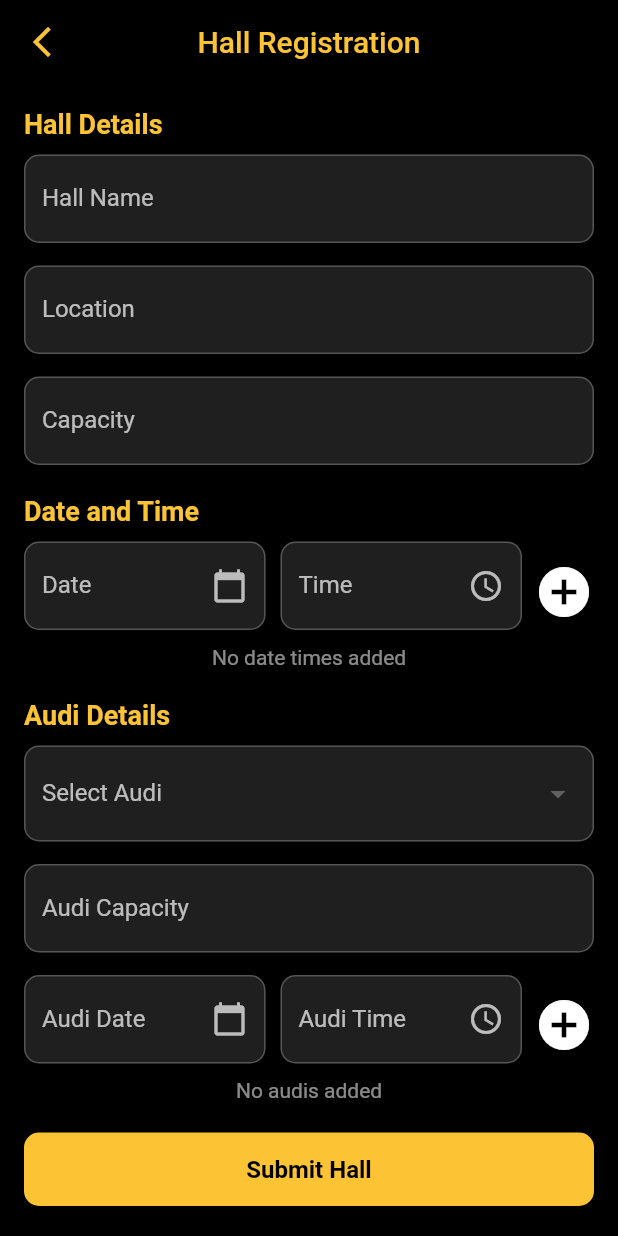
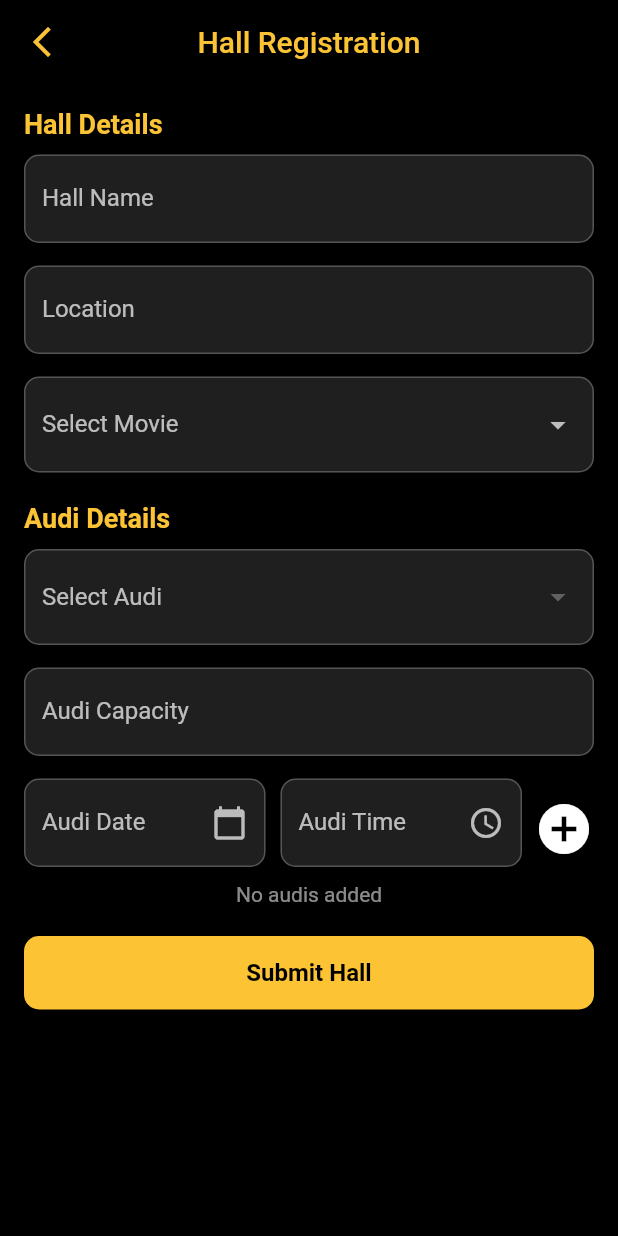
Before and after one commit to puzanadhikari/MovieBackend, a Flutter app: the HallPage screen opened directly, on a phone screen of 412 x 824 dp. Run offline on Flutter 3.47's test engine with Material 2 defaults, Android fonts, the phone set to English and light mode, and no system bars; our stand-ins replace cached_network_image, fluttertoast, image_picker, shimmer; network calls fail.

Commit message:
chnages in add hall page

```diff
--- a/lib/admin/hall_page.dart
+++ b/lib/admin/hall_page.dart
@@ -1,4 +1,5 @@
 import 'package:flutter/material.dart';
+import 'package:movie_booking_flutter_backend/provider/get_movie_provider.dart';
 import 'package:movie_booking_flutter_backend/provider/hall_provider.dart';
 import 'package:provider/provider.dart';
 
@@ -15,30 +16,18 @@ class _HallPageState extends State<HallPage> {
   // Controllers
   final TextEditingController _nameController = TextEditingController();
   final TextEditingController _locationController = TextEditingController();
-  final TextEditingController _capacityController = TextEditingController();
-  final TextEditingController _dateController = TextEditingController();
-  final TextEditingController _timeController = TextEditingController();
   final TextEditingController _audiCapacityController = TextEditingController();
   final TextEditingController _audiDateController = TextEditingController();
   final TextEditingController _audiTimeController = TextEditingController();
   final List<String> _audiNames = ['Audi 1', 'Audi 2', 'Audi 3', 'Audi 4'];
   String? _selectedAudiName;
-
-  // Lists to store multiple date times and audis
-  final List<Map<String, String>> _dateTimeList = [];
+  dynamic _selectedMovie;
   final List<Map<String, dynamic>> _audiList = [];
 
-  void _addDateTime() {
-    if (_dateController.text.isNotEmpty && _timeController.text.isNotEmpty) {
-      setState(() {
-        _dateTimeList.add({
-          'date': _dateController.text,
-          'time': _timeController.text,
-        });
-        _dateController.clear();
-        _timeController.clear();
-      });
-    }
+  @override
+  void initState() {
+    super.initState();
+    // Removed initial movie fetching
   }
 
   void _addAudi() {
@@ -70,8 +59,7 @@ class _HallPageState extends State<HallPage> {
       final hallData = {
         'name': _nameController.text,
         'location': _locationController.text,
-        'capacity': int.parse(_capacityController.text),
-        'dateTime': _dateTimeList,
+        'movieId': _selectedMovie['_id'],
         'audi': _audiList,
       };
 
@@ -181,8 +169,8 @@ class _HallPageState extends State<HallPage> {
         centerTitle: true,
         elevation: 0,
       ),
-      body: Consumer<HallProvider>(
-        builder: (context, hallProvider, child) {
+      body: Consumer2<HallProvider, GetMovieProvider>(
+        builder: (context, hallProvider, movieProvider, child){
           return hallProvider.isLoading
               ? const Center(
             child: CircularProgressIndicator(
@@ -215,71 +203,35 @@ class _HallPageState extends State<HallPage> {
                     value!.isEmpty ? 'Enter location' : null,
                   ),
                   const SizedBox(height: 15),
-                        TextFormField(
-                          controller: _capacityController,
-                          decoration: _inputDecoration('Capacity'),
+                  DropdownButtonFormField<dynamic>(
+                    decoration: _inputDecoration('Select Movie'),
+                    value: _selectedMovie,
+                    onTap: () {
+                      // Fetch movies only when the dropdown is tapped
+                      if (movieProvider.nowShowingMovies.isEmpty) {
+                        movieProvider.fetchMovies('Now Showing');
+                      }
+                    },
+                    items: movieProvider.nowShowingMovies.map((movie) {
+                      return DropdownMenuItem<dynamic>(
+                        value: movie,
+                        child: Text(
+                          movie['title'] ?? 'Unknown Movie',
                           style: const TextStyle(color: Colors.white),
-                          keyboardType: TextInputType.number,
+                        ),
+                      );
+                    }).toList(),
+                    onChanged: (dynamic newValue) {
+                      setState(() {
+                        _selectedMovie = newValue;
+                      });
+                    },
+                    dropdownColor: Colors.black,
+                    style: const TextStyle(color: Colors.white),
                     validator: (value) =>
-                              value!.isEmpty ? 'Enter capacity' : null,
+                    value == null ? 'Please select a movie' : null,
                   ),
 
-                        // Date Time Section
-                        const SizedBox(height: 20),
-                        _buildSectionTitle('Date and Time'),
-                        const SizedBox(height: 10),
-                        Row(
-                          children: [
-                            Expanded(
-                              child: TextFormField(
-                                controller: _dateController,
-                                decoration: _inputDecoration('Date',
-                                    suffixIcon: IconButton(
-                                      icon: const Icon(Icons.calendar_today,
-                                          color: Colors.white70),
-                                      onPressed: () =>
-                                          _selectDate(context, _dateController),
-                                    )),
-                                style: const TextStyle(color: Colors.white),
-                                readOnly: true,
-                                onTap: () =>
-                                    _selectDate(context, _dateController),
-                              ),
-                            ),
-                            const SizedBox(width: 10),
-                            Expanded(
-                              child: TextFormField(
-                                controller: _timeController,
-                                decoration: _inputDecoration('Time',
-                                    suffixIcon: IconButton(
-                                      icon: const Icon(Icons.access_time,
-                                          color: Colors.white70),
-                                      onPressed: () =>
-                                          _selectTime(context, _timeController),
-                                    )),
-                                style: const TextStyle(color: Colors.white),
-                                readOnly: true,
-                                onTap: () =>
-                                    _selectTime(context, _timeController),
-                              ),
-                            ),
-                            IconButton(
-                              icon: const Icon(Icons.add_circle,
-                                  color: Colors.white, size: 40),
-                              onPressed: _addDateTime,
-                            )
-                          ],
-                        ),
-
-                        // Added Date Times
-                        const SizedBox(height: 10),
-                        _buildAddedItemsList(_dateTimeList, (dt) {
-                          setState(() {
-                            _dateTimeList.remove(dt);
-                          });
-                        }, 'No date times added'),
-
-                        // Audi Section
                   const SizedBox(height: 20),
                   _buildSectionTitle('Audi Details'),
                   const SizedBox(height: 10),
@@ -400,8 +352,6 @@ class _HallPageState extends State<HallPage> {
       ),
     );
   }
-
-  // Section Title Widget
   Widget _buildSectionTitle(String title) {
     return Text(
       title,
--- a/lib/constant/api_const.dart
+++ b/lib/constant/api_const.dart
@@ -1,6 +1,6 @@
 class ApiConstant {
   static String protocol = "http://";
-  static String baseUrl = "192.168.1.87:8080";
+  static String baseUrl = "192.168.1.65:8080";
   static String signup = "/signup";
   static String login = "/login";
   static String addMovie = "/add-movie";
```
Lines whose indentation alone changed are shown as unchanged.
